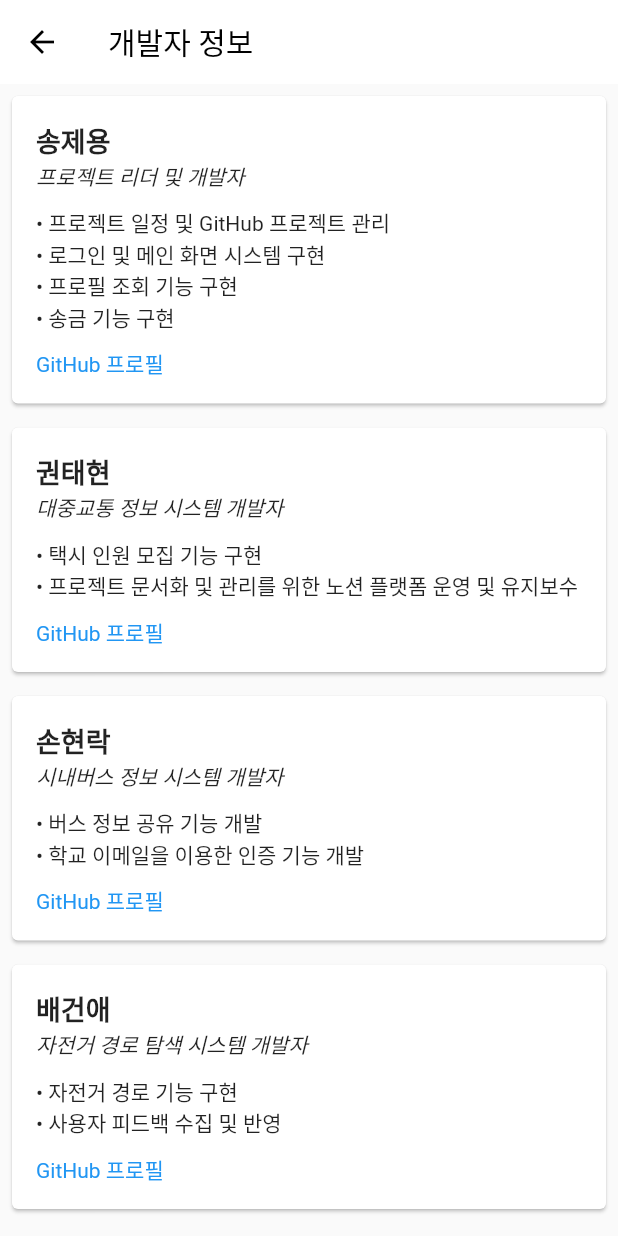
After one commit to Mne-pr/Kumoh_Road, a Flutter app: the DeveloperInfoScreen screen opened directly, on a phone screen of 412 x 824 dp. The commit adds this screen. Run offline on Flutter 3.47's test engine with Material 2 defaults, Android fonts, the phone set to English and light mode, and no system bars; our stand-ins replace cloud_firestore, firebase_core, numberpicker, smooth_page_indicator; missing offline and left inert: flutter_naver_map, kakao_flutter_sdk; accounts and stored records are empty; generated files the repository leaves out were written again.

Commit message:
[ADD] 개발자 정보 화면 구현

```diff
--- /dev/null
+++ b/lib/screens/developer_info_screen.dart
@@ -0,0 +1,99 @@
+import 'package:flutter/material.dart';
+import '../utilities/url_launcher_util.dart'; // launchURL 함수 import
+
+class DeveloperInfoScreen extends StatelessWidget {
+  const DeveloperInfoScreen({Key? key}) : super(key: key);
+
+  @override
+  Widget build(BuildContext context) {
+    return Scaffold(
+      appBar: AppBar(
+        title: const Text('개발자 정보', style: TextStyle(color: Colors.black)),
+        backgroundColor: Colors.white,
+        iconTheme: const IconThemeData(color: Colors.black),
+        elevation: 0,
+      ),
+      body: ListView(
+        children: const [
+          DeveloperInfo(
+            name: '송제용',
+            role: '프로젝트 리더 및 개발자',
+            responsibilities: [
+              '프로젝트 일정 및 GitHub 프로젝트 관리',
+              '로그인 및 메인 화면 시스템 구현',
+              '프로필 조회 기능 구현',
+              '송금 기능 구현',
+            ],
+            githubUrl: 'https://github.com/joon6093',
+          ),
+          DeveloperInfo(
+            name: '권태현',
+            role: '대중교통 정보 시스템 개발자',
+            responsibilities: [
+              '택시 인원 모집 기능 구현',
+              '프로젝트 문서화 및 관리를 위한 노션 플랫폼 운영 및 유지보수',
+            ],
+            githubUrl: 'https://github.com/xogus0226',
+          ),
+          DeveloperInfo(
+            name: '손현락',
+            role: '시내버스 정보 시스템 개발자',
+            responsibilities: [
+              '버스 정보 공유 기능 개발',
+              '학교 이메일을 이용한 인증 기능 개발',
+            ],
+            githubUrl: 'https://github.com/Mne-pr',
+          ),
+          DeveloperInfo(
+            name: '배건애',
+            role: '자전거 경로 탐색 시스템 개발자',
+            responsibilities: [
+              '자전거 경로 기능 구현',
+              '사용자 피드백 수집 및 반영',
+            ],
+            githubUrl: 'https://github.com/TankyBae',
+          ),
+        ],
+      ),
+    );
+  }
+}
+
+class DeveloperInfo extends StatelessWidget {
+  final String name;
+  final String role;
+  final List<String> responsibilities;
+  final String githubUrl;
+
+  const DeveloperInfo({
+    Key? key,
+    required this.name,
+    required this.role,
+    required this.responsibilities,
+    required this.githubUrl,
+  }) : super(key: key);
+
+  @override
+  Widget build(BuildContext context) {
+    return Card(
+      margin: const EdgeInsets.all(8.0),
+      child: Padding(
+        padding: const EdgeInsets.all(16.0),
+        child: Column(
+          crossAxisAlignment: CrossAxisAlignment.start,
+          children: [
+            Text(name, style: const TextStyle(fontWeight: FontWeight.bold, fontSize: 18)),
+            Text(role, style: const TextStyle(fontStyle: FontStyle.italic)),
+            const SizedBox(height: 10),
+            ...responsibilities.map((responsibility) => Text('• $responsibility')).toList(),
+            const SizedBox(height: 10),
+            InkWell(
+              child: const Text('GitHub 프로필', style: TextStyle(color: Colors.blue)),
+              onTap: () => launchURL(githubUrl),
+            ),
+          ],
+        ),
+      ),
+    );
+  }
+}
--- a/lib/screens/user_info_screen.dart
+++ b/lib/screens/user_info_screen.dart
@@ -5,6 +5,7 @@ import 'package:kumoh_road/screens/terms_service_screen.dart';
 import 'package:numberpicker/numberpicker.dart';
 import 'package:provider/provider.dart';
 import '../widgets/bottom_navigation_bar.dart';
+import 'developer_info_screen.dart';
 import 'faq_screen.dart';
 import 'oss_licenses_screen.dart';
 
@@ -383,7 +384,10 @@ class UserInfoScreen extends StatelessWidget {
                 leading: const Icon(Icons.code, color: Colors.black),
                 title: const Text('개발자 정보'),
                 onTap: () {
-                  // TODO: Implement navigation to Developer Information screen
+                  Navigator.push(
+                    context,
+                    MaterialPageRoute(builder: (context) => const DeveloperInfoScreen()),
+                  );
                 },
               ),
             ],
```
